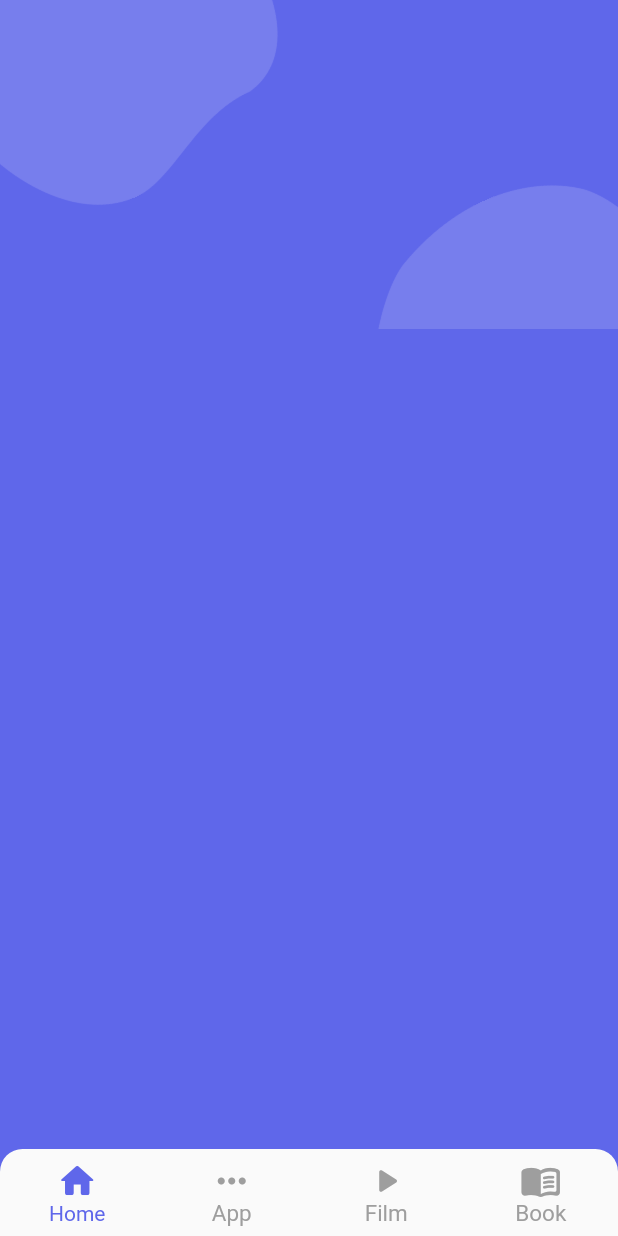
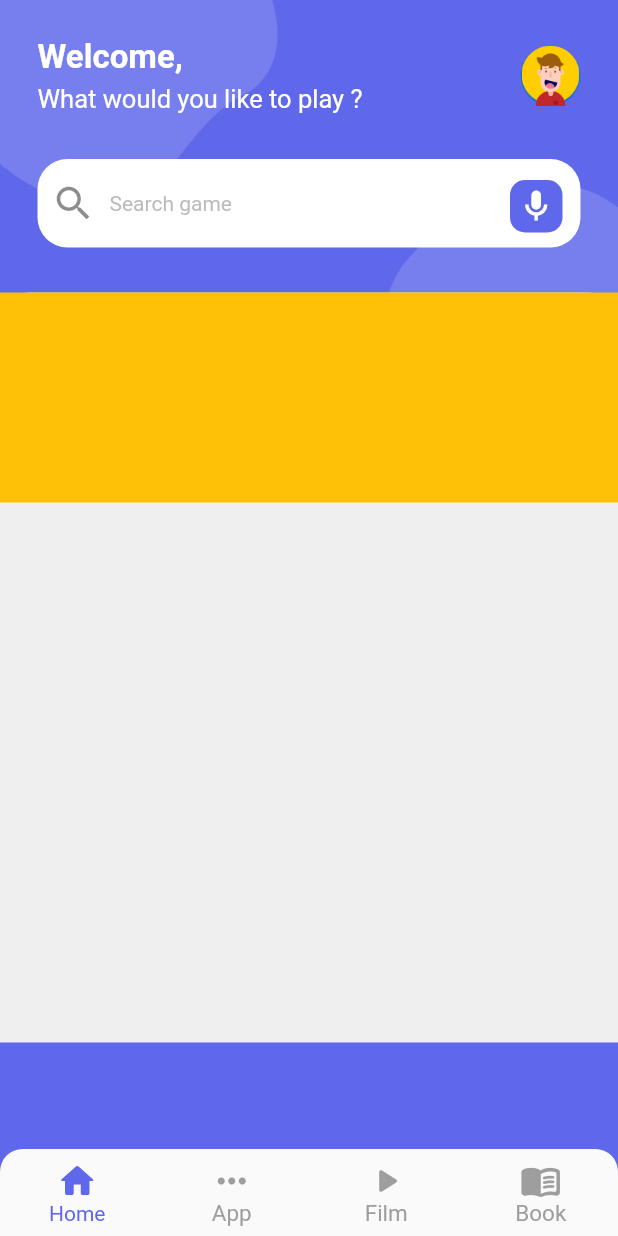
Before and after one commit to CamilleLinan/Test-App-Flutter, a Flutter app: the screen it shows after launch, on a phone screen of 412 x 824 dp. Run offline on Flutter 3.47's test engine with Material 2 defaults, Android fonts, the phone set to English and light mode, and no system bars.

Commit message:
HomePage in progress

```diff
--- a/lib/main.dart
+++ b/lib/main.dart
@@ -14,7 +14,7 @@ class MyApp extends StatelessWidget {
 
   @override
   Widget build(BuildContext context) {
-    return MaterialApp(
+    return const MaterialApp(
       title: _title,
       debugShowCheckedModeBanner: false,
       home: HomeScreen(),
@@ -23,6 +23,7 @@ class MyApp extends StatelessWidget {
 }
 
 class HomeScreen extends StatefulWidget {
+  const HomeScreen({super.key});
   @override
   State<HomeScreen> createState() => _HomeScreenState();
 }
--- a/lib/pages/home/home.dart
+++ b/lib/pages/home/home.dart
@@ -1,4 +1,7 @@
 import 'package:flutter/material.dart';
+import 'package:myapp/pages/home/widgets/category.dart';
+import 'package:myapp/pages/home/widgets/header.dart';
+import 'package:myapp/pages/home/widgets/search.dart';
 
 class HomePage extends StatelessWidget {
   const HomePage({super.key});
@@ -30,7 +33,13 @@ class HomePage extends StatelessWidget {
                 ),
               ),
             ),
-            Container(),
+            Column(
+              children: [
+                const HeaderSection(),
+                const SearchSection(),
+                CategorySection(),
+              ],
+            ),
           ],
         ),
       ),
--- /dev/null
+++ b/lib/pages/home/widgets/category.dart
@@ -0,0 +1,49 @@
+import 'package:flutter/material.dart';
+
+class CategorySection extends StatelessWidget {
+  CategorySection({super.key});
+
+  final categories = [
+    {
+      'icon': Icons.track_changes_outlined,
+      'color': const Color(0xFF605CF4),
+      'title': 'Arcade',
+    },
+    {
+      'icon': Icons.track_changes_outlined,
+      'color': const Color(0xFFFC77A6),
+      'title': 'Racing',
+    },
+    {
+      'icon': Icons.track_changes_outlined,
+      'color': const Color(0xFF4391FF),
+      'title': 'Strategy',
+    },
+    {
+      'icon': Icons.track_changes_outlined,
+      'color': const Color(0xFF7182F2),
+      'title': 'More',
+    },
+  ];
+
+  @override
+  Widget build(BuildContext context) {
+    return Container(
+        height: 500,
+        decoration: const BoxDecoration(
+          color: Color.fromARGB(255, 239, 239, 239),
+          borderRadius: BorderRadius.only(
+            topLeft: Radius.circular(20),
+            topRight: Radius.circular(20),
+          ),
+        ),
+        child: Column(
+          children: [
+            Container(
+              height: 140,
+              color: Colors.amber,
+            )
+          ],
+        ));
+  }
+}
--- /dev/null
+++ b/lib/pages/home/widgets/header.dart
@@ -0,0 +1,42 @@
+import 'package:flutter/material.dart';
+
+class HeaderSection extends StatelessWidget {
+  const HeaderSection({super.key});
+
+  @override
+  Widget build(BuildContext context) {
+    return Container(
+      padding: const EdgeInsets.only(
+        // top: MediaQuery.of(context).padding.top,
+        top: 25,
+        left: 25,
+        right: 25,
+      ),
+      child: Row(mainAxisAlignment: MainAxisAlignment.spaceBetween, children: [
+        Column(
+          crossAxisAlignment: CrossAxisAlignment.start,
+          children: const [
+            Text(
+              'Welcome,',
+              style: TextStyle(
+                  fontSize: 22,
+                  color: Colors.white,
+                  fontWeight: FontWeight.bold),
+            ),
+            SizedBox(height: 5),
+            Text(
+              "What would you like to play ?",
+              style: TextStyle(
+                fontSize: 17,
+                color: Colors.white,
+              ),
+            )
+          ],
+        ),
+        CircleAvatar(
+          child: Image.asset('assets/images/avatar.png', fit: BoxFit.cover),
+        )
+      ]),
+    );
+  }
+}
--- /dev/null
+++ b/lib/pages/home/widgets/search.dart
@@ -0,0 +1,53 @@
+import 'package:flutter/material.dart';
+
+class SearchSection extends StatelessWidget {
+  const SearchSection({super.key});
+
+  @override
+  Widget build(BuildContext context) {
+    return Container(
+      padding: const EdgeInsets.symmetric(horizontal: 25, vertical: 30),
+      child: Stack(
+        children: [
+          TextField(
+            decoration: InputDecoration(
+                fillColor: Colors.white,
+                filled: true,
+                border: OutlineInputBorder(
+                  borderRadius: BorderRadius.circular(20),
+                  borderSide: const BorderSide(
+                    width: 0,
+                    style: BorderStyle.none,
+                  ),
+                ),
+                prefixIcon: const Icon(
+                  Icons.search_outlined,
+                  size: 30,
+                ),
+                hintText: 'Search game',
+                hintStyle: TextStyle(
+                  fontSize: 14,
+                  color: Colors.grey.withOpacity(0.7),
+                )),
+          ),
+          Positioned(
+            right: 12,
+            bottom: 10,
+            child: Container(
+              padding: const EdgeInsets.all(5),
+              decoration: BoxDecoration(
+                borderRadius: BorderRadius.circular(10),
+                color: const Color(0xFF5F67EA),
+              ),
+              child: const Icon(
+                Icons.mic_outlined,
+                color: Colors.white,
+                size: 25,
+              ),
+            ),
+          ),
+        ],
+      ),
+    );
+  }
+}
```
